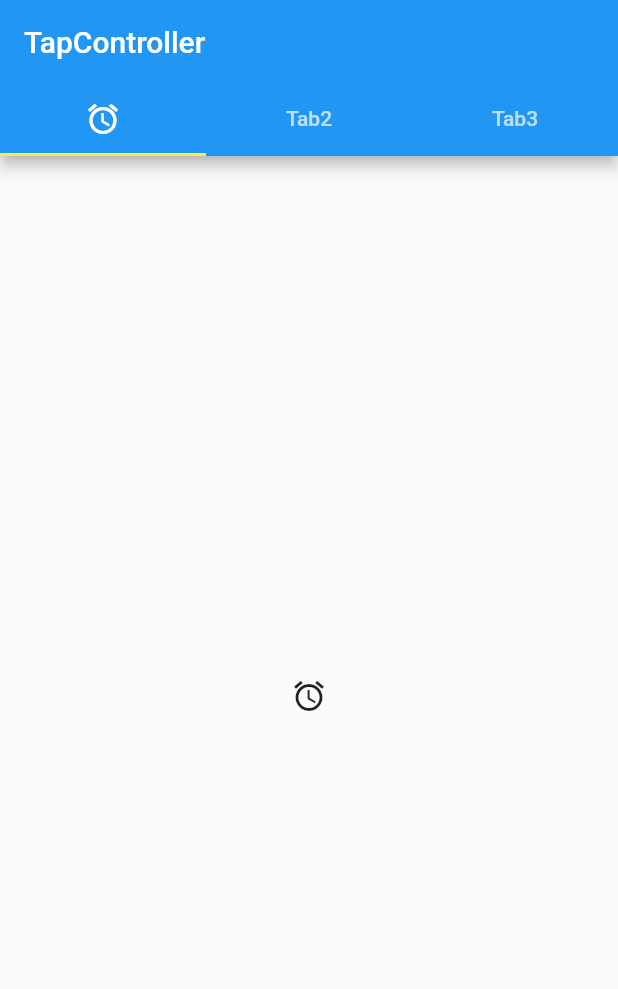
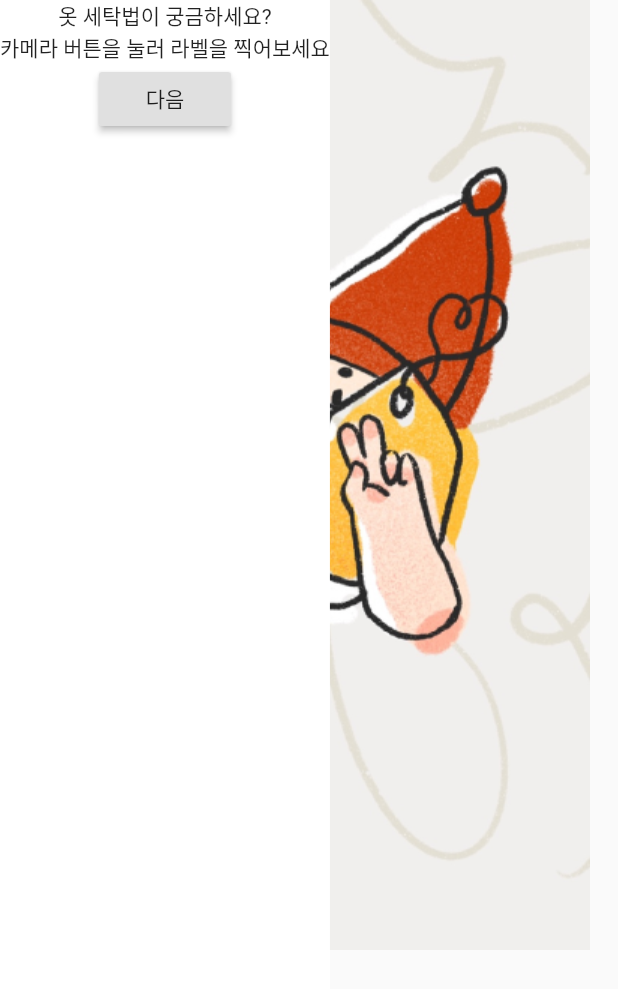
Before and after one commit to LDongGyu/flutter-cookbook, a Flutter app: the screen it shows after launch, on a phone screen of 412 x 824 dp. Shown: the top 989 px of the screen. Run offline on Flutter 3.47's test engine with Material 2 defaults, Android fonts, the phone set to English and light mode, and no system bars.

Commit message:
feat: Pinocchio onboarding 페이지뷰

```diff
--- /dev/null
+++ b/lib/PinocchioOnboarding.dart
@@ -0,0 +1,69 @@
+import 'package:flutter/cupertino.dart';
+import 'package:flutter/material.dart';
+
+class OnboardingPage extends StatefulWidget {
+  @override
+  _OnboardingPageState createState() => _OnboardingPageState();
+}
+
+class _OnboardingPageState extends State<OnboardingPage> {
+  @override
+  Widget build(BuildContext context) {
+    return Scaffold(
+      body: Container(
+        child: Stack(
+          children: <Widget>[
+            Container(
+              width: MediaQuery.of(context).size.width,
+              child: PageView(
+                children: <Widget>[
+                  Container(
+                    alignment: Alignment.topCenter,
+                    child: Image.asset('images/1.png'),
+                  ),
+                  Container(
+                    alignment: Alignment.topCenter,
+                    child: Image.asset('images/2.png'),
+                  ),
+                  Container(
+                    alignment: Alignment.topCenter,
+                    child: Image.asset('images/3.png'),
+                  )
+                ],
+              ),
+            ),
+            Container(
+                color: Colors.white,
+                child: Column(children: <Widget>[
+                  Text('옷 세탁법이 궁금하세요?'),
+                  Text('카메라 버튼을 눌러 라벨을 찍어보세요'),
+                  RaisedButton(
+                    child: Text('다음'),
+                    onPressed: () {},
+                  )
+                ]),
+            )
+          ],
+        ),
+      ),
+    );
+  }
+}
+
+//
+// PageView(
+// children: <Widget>[
+// Container(
+// alignment: Alignment.topCenter,
+// child: Image.asset('images/1.png'),
+// ),
+// Container(
+// alignment: Alignment.topCenter,
+// child: Image.asset('images/2.png'),
+// ),
+// Container(
+// alignment: Alignment.topCenter,
+// child: Image.asset('images/3.png'),
+// )
+// ],
+// ),
--- a/lib/main.dart
+++ b/lib/main.dart
@@ -2,6 +2,8 @@ import 'package:flutter/material.dart';
 import 'package:flutter_cookbook/MyAnimatedContainer.dart';
 import 'package:flutter_cookbook/MyAnimatedOpacity.dart';
 import 'package:flutter_cookbook/MyDrawer.dart';
+import 'package:flutter_cookbook/MyPageState.dart';
+import 'package:flutter_cookbook/PinocchioOnboarding.dart';
 
 import 'MyOrientation.dart';
 import 'MySnackBar.dart';
@@ -23,7 +25,7 @@ class MyApp extends StatelessWidget {
         accentColor: Colors.yellow,
         visualDensity: VisualDensity.adaptivePlatformDensity,
       ),
-      home: MyTabController(),
+      home: OnboardingPage(),
     );
   }
 }
```
